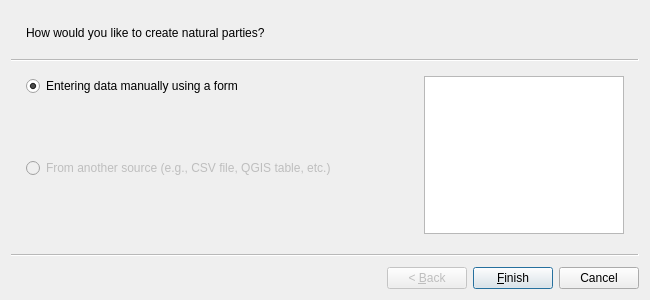
Before: the Qt Designer form asistente_ladm_col/ui/wiz_create_natural_party_cadastre.ui in SwissTierrasColombia/Asistente-LADM-COL, drawn with Qt 5.
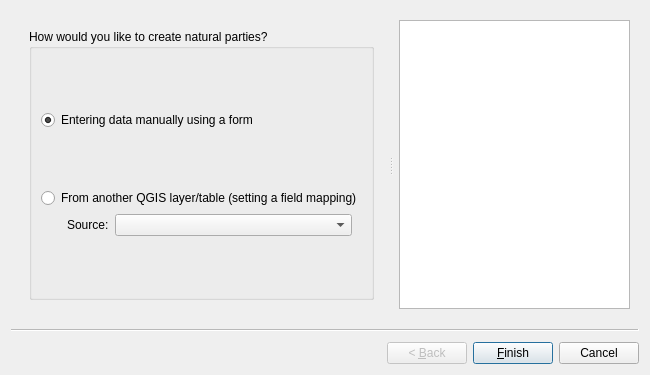
After: the same form once the commit is applied. Custom widgets are drawn as their Qt base class.

Commit message: [gui] Show ETL model from 'Natural Party' wizard

Diff of the .ui file:
```diff
--- a/asistente_ladm_col/ui/wiz_create_natural_party_cadastre.ui
+++ b/asistente_ladm_col/ui/wiz_create_natural_party_cadastre.ui
@@ -7,7 +7,7 @@
     <x>0</x>
     <y>0</y>
     <width>650</width>
-    <height>300</height>
+    <height>375</height>
    </rect>
   </property>
   <property name="windowTitle">
@@ -15,13 +15,52 @@
   </property>
   <widget class="QWizardPage" name="wizardPage1">
    <property name="subTitle">
-    <string>How would you like to create natural parties?</string>
+    <string/>
    </property>
    <layout class="QGridLayout" name="gridLayout">
     <item row="0" column="0">
-     <layout class="QVBoxLayout" name="verticalLayout">
-      <item>
-       <widget class="QRadioButton" name="rad_party_create">
+     <widget class="QSplitter" name="splitter_3">
+      <property name="sizePolicy">
+       <sizepolicy hsizetype="Expanding" vsizetype="Expanding">
+        <horstretch>0</horstretch>
+        <verstretch>0</verstretch>
+       </sizepolicy>
+      </property>
+      <property name="orientation">
+       <enum>Qt::Horizontal</enum>
+      </property>
+      <property name="handleWidth">
+       <number>16</number>
+      </property>
+      <widget class="QFrame" name="frame_3">
+       <property name="sizePolicy">
+        <sizepolicy hsizetype="Expanding" vsizetype="Expanding">
+         <horstretch>2</horstretch>
+         <verstretch>0</verstretch>
+        </sizepolicy>
+       </property>
+       <layout class="QGridLayout" name="gridLayout_8">
+        <item row="0" column="0">
+         <widget class="QGroupBox" name="gbx_page_2">
+          <property name="title">
+           <string>How would you like to create natural parties?</string>
+          </property>
+          <layout class="QGridLayout" name="gridLayout_9">
+           <item row="0" column="0">
+            <spacer name="verticalSpacer_6">
+             <property name="orientation">
+              <enum>Qt::Vertical</enum>
+             </property>
+             <property name="sizeHint" stdset="0">
+              <size>
+               <width>20</width>
+               <height>40</height>
+              </size>
+             </property>
+            </spacer>
+           </item>
+           <item row="1" column="0">
+            <widget class="QRadioButton" name="rad_create_manually">
         <property name="text">
          <string>Entering data manually using a form</string>
         </property>
@@ -30,8 +69,8 @@
         </property>
        </widget>
       </item>
-      <item>
-       <spacer name="verticalSpacer_2">
+           <item row="2" column="0">
+            <spacer name="verticalSpacer_7">
         <property name="orientation">
          <enum>Qt::Vertical</enum>
         </property>
@@ -43,54 +82,105 @@
         </property>
        </spacer>
       </item>
-      <item>
-       <widget class="QRadioButton" name="rad_party_from_list">
+           <item row="3" column="0">
+            <widget class="QRadioButton" name="rad_refactor">
         <property name="enabled">
-         <bool>false</bool>
+              <bool>true</bool>
         </property>
         <property name="text">
-         <string>From another source (e.g., CSV file, QGIS table, etc.)</string>
+              <string>From another QGIS layer/table (setting a field mapping)</string>
         </property>
        </widget>
       </item>
+           <item row="4" column="0">
+            <layout class="QHBoxLayout" name="horizontalLayout_3">
+             <property name="leftMargin">
+              <number>26</number>
+             </property>
+             <property name="rightMargin">
+              <number>10</number>
+             </property>
       <item>
-       <spacer name="verticalSpacer">
-        <property name="orientation">
-         <enum>Qt::Vertical</enum>
-        </property>
-        <property name="sizeHint" stdset="0">
-         <size>
-          <width>20</width>
-          <height>40</height>
-         </size>
-        </property>
-       </spacer>
-      </item>
-     </layout>
-    </item>
-    <item row="0" column="1">
-     <widget class="QTextBrowser" name="txt_help_page_1">
+              <widget class="QLabel" name="lbl_refactor_source">
+               <property name="sizePolicy">
+                <sizepolicy hsizetype="Preferred" vsizetype="Preferred">
+                 <horstretch>0</horstretch>
+                 <verstretch>0</verstretch>
+                </sizepolicy>
+               </property>
+               <property name="text">
+                <string>Source:</string>
+               </property>
+              </widget>
+             </item>
+             <item>
+              <widget class="QgsMapLayerComboBox" name="mMapLayerComboBox">
+               <property name="sizePolicy">
+                <sizepolicy hsizetype="Expanding" vsizetype="Fixed">
+                 <horstretch>0</horstretch>
+                 <verstretch>0</verstretch>
+                </sizepolicy>
+               </property>
       <property name="maximumSize">
        <size>
-        <width>200</width>
+                 <width>300</width>
         <height>16777215</height>
        </size>
       </property>
-      <property name="readOnly">
+               <property name="allowEmptyLayer">
        <bool>true</bool>
       </property>
-      <property name="html">
-       <string>&lt;!DOCTYPE HTML PUBLIC &quot;-//W3C//DTD HTML 4.0//EN&quot; &quot;http://www.w3.org/TR/REC-html40/strict.dtd&quot;&gt;
-&lt;html&gt;&lt;head&gt;&lt;meta name=&quot;qrichtext&quot; content=&quot;1&quot; /&gt;&lt;style type=&quot;text/css&quot;&gt;
-p, li { white-space: pre-wrap; }
-&lt;/style&gt;&lt;/head&gt;&lt;body style=&quot; font-family:'Ubuntu'; font-size:11pt; font-weight:400; font-style:normal;&quot;&gt;
-&lt;p style=&quot;-qt-paragraph-type:empty; margin-top:0px; margin-bottom:0px; margin-left:0px; margin-right:0px; -qt-block-indent:0; text-indent:0px;&quot;&gt;&lt;br /&gt;&lt;/p&gt;&lt;/body&gt;&lt;/html&gt;</string>
+               <property name="showCrs">
+                <bool>false</bool>
       </property>
      </widget>
     </item>
    </layout>
-  </widget>
- </widget>
+           </item>
+           <item row="5" column="0">
+            <spacer name="verticalSpacer_8">
+             <property name="orientation">
+              <enum>Qt::Vertical</enum>
+             </property>
+             <property name="sizeHint" stdset="0">
+              <size>
+               <width>20</width>
+               <height>40</height>
+              </size>
+             </property>
+            </spacer>
+           </item>
+          </layout>
+         </widget>
+        </item>
+       </layout>
+      </widget>
+      <widget class="QTextBrowser" name="txt_help_page_1">
+       <property name="sizePolicy">
+        <sizepolicy hsizetype="Expanding" vsizetype="Expanding">
+         <horstretch>0</horstretch>
+         <verstretch>0</verstretch>
+        </sizepolicy>
+       </property>
+       <property name="accessibleName">
+        <string/>
+       </property>
+       <property name="openLinks">
+        <bool>false</bool>
+       </property>
+      </widget>
+     </widget>
+    </item>
+   </layout>
+  </widget>
+ </widget>
+ <customwidgets>
+  <customwidget>
+   <class>QgsMapLayerComboBox</class>
+   <extends>QComboBox</extends>
+   <header>qgis.gui</header>
+  </customwidget>
+ </customwidgets>
  <resources/>
  <connections/>
 </ui>
```
Lines whose indentation alone changed are shown as unchanged. The commit also changes 2 other files.
